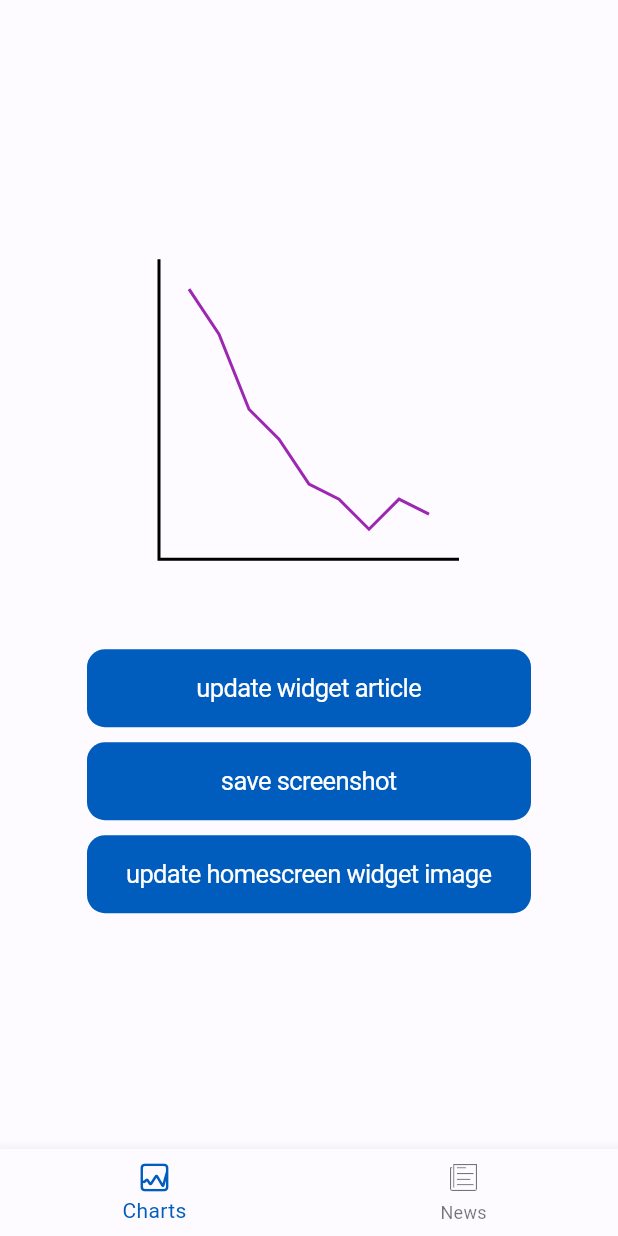
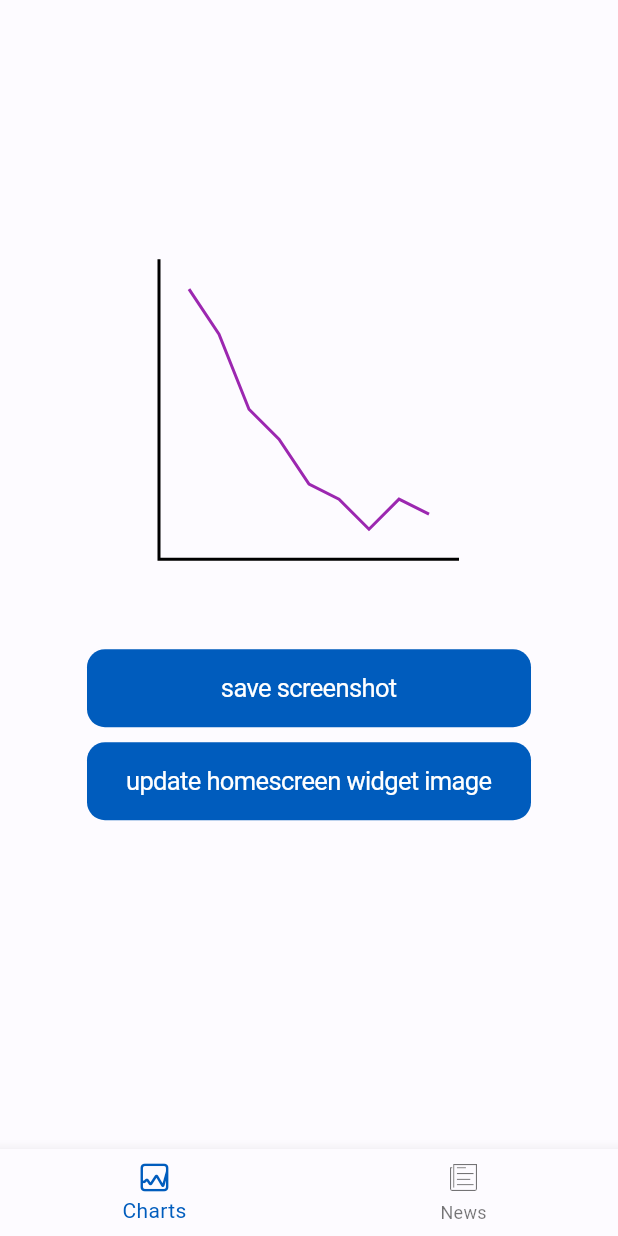
Before and after one commit to leighajarett/homescreen_widgets_example, a Flutter app: the screen it shows after launch, on a phone screen of 412 x 824 dp. Run offline on Flutter 3.47's test engine with Material 2 defaults, Android fonts, the phone set to English and light mode, and no system bars; missing offline and left inert: home_widget, workmanager.

Commit message:
removes unneeded code

```diff
--- a/lib/chart_page.dart
+++ b/lib/chart_page.dart
@@ -6,9 +6,6 @@ import 'package:flutter/material.dart';
 import 'package:flutter/rendering.dart';
 import 'package:flutter/services.dart';
 import 'package:home_widget/home_widget.dart';
-import 'package:homescreen_widgets/homescreen_utils.dart';
-
-import 'news_data.dart';
 
 class ChartPage extends StatefulWidget {
   const ChartPage({Key? key}) : super(key: key);
@@ -64,12 +61,6 @@ class _ChartPageState extends State<ChartPage> {
     }
   }
 
-  void updateHeadline(NewsArticle newHeadline) {
-    setState(() {
-      HomescreenUtils.updateHeadline(newHeadline);
-    });
-  }
-
   @override
   Widget build(BuildContext context) {
     return Center(
@@ -92,16 +83,6 @@ class _ChartPageState extends State<ChartPage> {
               ),
             ),
             const SizedBox(height: 60),
-            Padding(
-              padding: const EdgeInsets.symmetric(horizontal: 50.0),
-              child: CupertinoButton.filled(
-                child: const Text("update widget article"),
-                onPressed: () {
-                  updateHeadline(getNewsStories()[1]);
-                },
-              ),
-            ),
-            const SizedBox(height: 10),
             Padding(
               padding: const EdgeInsets.symmetric(horizontal: 50.0),
               child: CupertinoButton.filled(
--- a/lib/homescreen_utils.dart
+++ /dev/null
@@ -1,25 +0,0 @@
-import 'package:home_widget/home_widget.dart';
-
-import 'news_data.dart';
-
-class HomescreenUtils {
-  static String iosName = 'NewsWidgets';
-  static String androidName = 'NewsWidget';
-  static String widgetName = 'NewsWidget';
-  static String qualifiedAndroidName =
-      'com.leighajarett.homescreen_widgets.$androidName';
-
-  static const String methodChannelName =
-      'example.widget.dev/get_container_path';
-
-  static void updateHeadline(NewsArticle newHeadline) {
-    // Save the headline data to the widget
-    HomeWidget.saveWidgetData<String>('headline_title', newHeadline.title);
-    HomeWidget.saveWidgetData<String>(
-        'headline_description', newHeadline.description);
-    HomeWidget.updateWidget(
-      iOSName: 'NewsWidgets',
-      androidName: 'NewsWidget',
-    );
-  }
-}
```
Also changed, not shown: lib/news_page.dart (+24 -0 lines).
